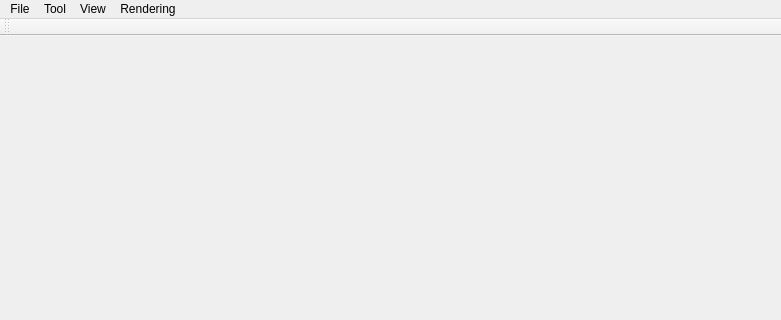
Above: PointCloud/MainWindow.ui from Nfreewind/PointCloud before the change; both pictures show x 0 to 781 and y 0 to 320 of the 781 by 807 pixel window. Below: the same form after it.
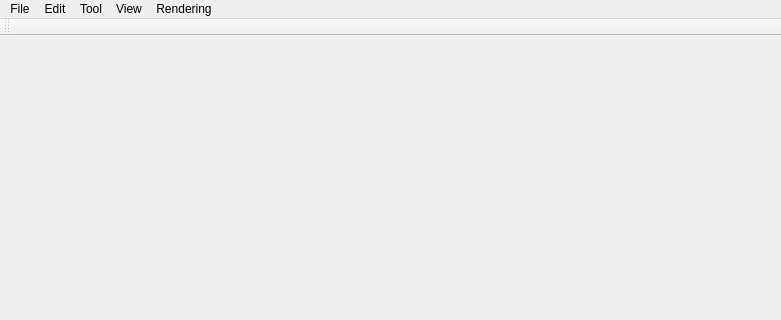
That is the form after the change. Icons and pictures are not drawn.

Commit message: Added face removal UI

What changed in the file:
```diff
--- a/PointCloud/MainWindow.ui
+++ b/PointCloud/MainWindow.ui
@@ -69,7 +69,15 @@
     <addaction name="actionRenderingSSAO"/>
     <addaction name="actionRenderingHatching"/>
    </widget>
+   <widget class="QMenu" name="menuEdit">
+    <property name="title">
+     <string>Edit</string>
+    </property>
+    <addaction name="actionDelete"/>
+    <addaction name="actionUndo"/>
+   </widget>
    <addaction name="menuFile"/>
+   <addaction name="menuEdit"/>
    <addaction name="menuTool"/>
    <addaction name="menuView"/>
    <addaction name="menuRendering"/>
```
Left out of the diff: 38 changed lines with no effect on the pictures. The commit also changes 7 other files.
